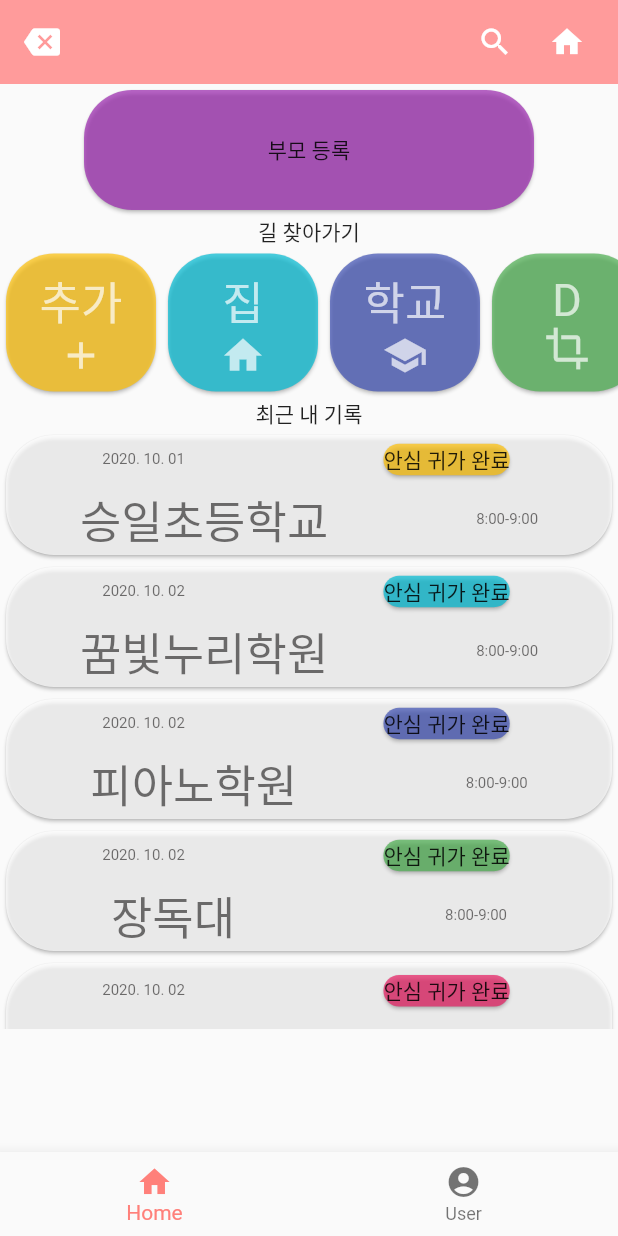
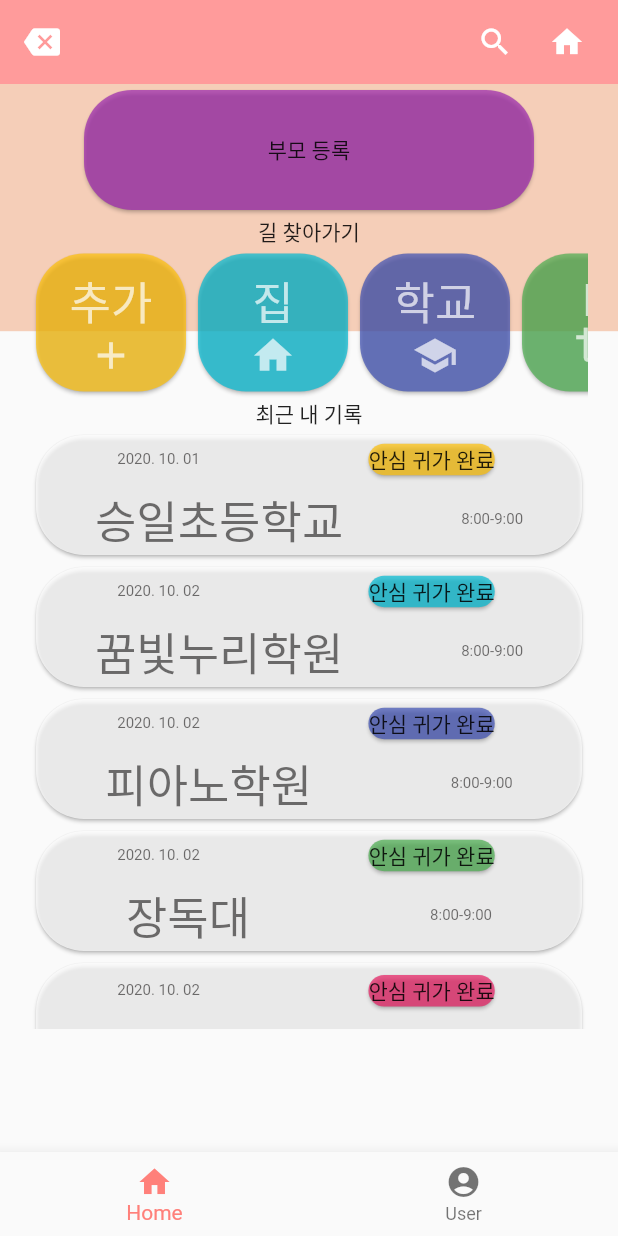
Before and after one commit to 2022-solution-challenge/Navi-FE, a Flutter app: the screen it shows after launch, on a phone screen of 412 x 824 dp. Run offline on Flutter 3.47's test engine with Material 2 defaults, Android fonts, the phone set to English and light mode, and no system bars.

Commit message:
Add : Change page with each data when tab listview

```diff
--- a/lib/home/demo-card.dart
+++ b/lib/home/demo-card.dart
@@ -2,8 +2,17 @@ import 'package:flutter/material.dart';
 import 'items.dart';
 
 class DemoCard extends StatelessWidget {
-  DemoCard(this.item);
+
   final Item item;
+
+  String? showName;
+  String? showDiscription;
+
+  DemoCard(this.item){
+    this.showDiscription =  item.description;
+    this.showName = item.name;
+
+  }
 
   // static final Shadow _shadow =
   //     Shadow(offset: Offset(2.0, 2.0), color: Colors.black26);
@@ -12,13 +21,20 @@ class DemoCard extends StatelessWidget {
   @override
   Widget build(BuildContext context) {
     return Card(
-        shape: RoundedRectangleBorder(
-            borderRadius: BorderRadius.circular(32)),
+        shape: RoundedRectangleBorder(borderRadius: BorderRadius.circular(32)),
         color: item.color.withOpacity(.7),
         child: Container(
             constraints: BoxConstraints.expand(height: 200, width: 100),
             child: RawMaterialButton(
-              onPressed: () {},
+              onPressed: () {
+
+              Navigator.push(
+              context,
+              MaterialPageRoute(
+                builder: (context) => DetailScreen(card: this.item),
+              ),
+
+            );},
               child: Column(
                 mainAxisAlignment: MainAxisAlignment.spaceAround,
                 crossAxisAlignment: CrossAxisAlignment.stretch,
@@ -34,3 +50,25 @@ class DemoCard extends StatelessWidget {
             )));
   }
 }
+
+class DetailScreen extends StatelessWidget {
+  // Todo를 들고 있을 필드를 선언합니다.
+  final Item card;
+
+  // 생성자는 Todo를 인자로 받습니다.
+  DetailScreen({Key? key, required this.card}) : super(key: key);
+
+  @override
+  Widget build(BuildContext context) {
+    // UI를 그리기 위해 Todo를 사용합니다.
+    return Scaffold(
+      appBar: AppBar(
+        title: Text(card.name),
+      ),
+      body: Padding(
+        padding: EdgeInsets.all(16.0),
+        child: Text(card.description),
+      ),
+    );
+  }
+}
--- a/lib/home/home-page.dart
+++ b/lib/home/home-page.dart
@@ -19,29 +19,13 @@ class HomePage extends StatelessWidget {
 
 Widget _signUpParents() {
   return Card(
-    shape: RoundedRectangleBorder(borderRadius: BorderRadius.circular(32)),
-    color: Colors.purple.withOpacity(.7),
-    child:Container(
-            constraints: BoxConstraints.expand(height: 80, width: 300),
-            child: Center(
-      child: Text('부모 등록'),
-    ))
-  );
-}
-
-Widget _whereToGo() {
-  List<DemoCard> _cards = items.map((Item _item) => DemoCard(_item)).toList();
-
-  return Container(
-      child: Column(children: <Widget>[
-    Text('길 찾아가기'),
-    Stack(alignment: AlignmentDirectional.topStart, children: <Widget>[
-      SizedBox(
-        height: 100, // constrain height
-        child: ListView(scrollDirection: Axis.horizontal, children: _cards),
-      )
-    ])
-  ]));
+      shape: RoundedRectangleBorder(borderRadius: BorderRadius.circular(32)),
+      color: Colors.purple.withOpacity(.7),
+      child: Container(
+          constraints: BoxConstraints.expand(height: 80, width: 300),
+          child: Center(
+            child: Text('부모 등록'),
+          )));
 }
 
 Widget _myRecords() {
@@ -59,3 +43,43 @@ Widget _myRecords() {
     ])
   ]));
 }
+
+Widget _whereToGo() {
+  List<DemoCard> _cards = items.map((Item _item) => DemoCard(_item)).toList();
+
+  return  Container(
+      child: Column(children: <Widget>[
+    Text('길 찾아가기'),
+    Stack(alignment: AlignmentDirectional.topStart, children: <Widget>[
+      SizedBox(
+        height: 100, // constrain height
+        child: ListView(scrollDirection: Axis.horizontal, children: _cards),
+      )
+    ])
+  ]));
+}
+
+/* class WhereToGo extends StatelessWidget {
+  final List<DemoCard> cards;
+
+  WhereToGo({Key? key, required this.cards}) : super(key: key);
+
+  @override
+  Widget build(BuildContext context) {
+    return ListView.builder(
+      itemCount: cards.length,
+      itemBuilder: (context, index) {
+        return ListTile(
+          onTap: () {
+            Navigator.push(
+              context,
+              MaterialPageRoute(
+                builder: (context) => DetailScreen(card: cards[index]),
+              ),
+            );
+          },
+        );
+      },
+    );
+  }
+} */
--- a/lib/main.dart
+++ b/lib/main.dart
@@ -53,6 +53,10 @@ class _MyStatefulWidgetState extends State<MyStatefulWidget> {
   @override
   Widget build(BuildContext context) {
 
+     var size = MediaQuery.of(context)
+        .size; //this gonna give us total height and with of our device
+
+
     AppBar buildAppBar() {
     return AppBar(
       backgroundColor: Color.fromARGB(255, 255, 155, 155),
@@ -76,8 +80,23 @@ class _MyStatefulWidgetState extends State<MyStatefulWidget> {
   }
     return Scaffold(
       appBar: buildAppBar(),
-      body: Center(
-        child: _widgetOptions.elementAt(_selectedIndex),
+      body:Stack(
+        children: <Widget>[
+          Container(
+            // Here the height of the container is 45% of our total height
+            height: size.height * .20,
+            decoration: BoxDecoration(
+              color: Color(0xFFF5CEB8),
+            ),
+          ),
+          SafeArea(
+            child: Padding(
+              padding: const EdgeInsets.symmetric(horizontal: 20),
+              child: Center(
+                child: _widgetOptions.elementAt(_selectedIndex),
+                )
+            )
+          )]
       ),
       bottomNavigationBar: BottomNavigationBar(
         items: const <BottomNavigationBarItem>[
```
